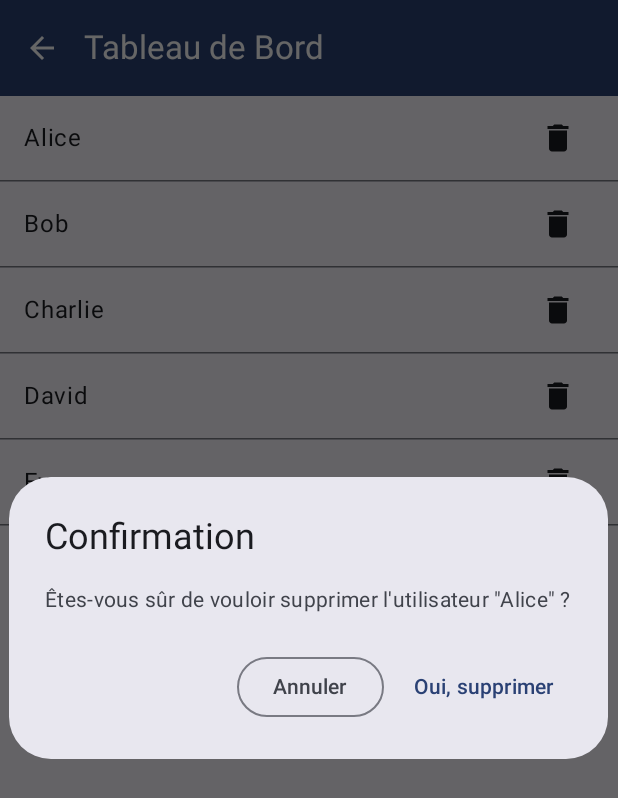
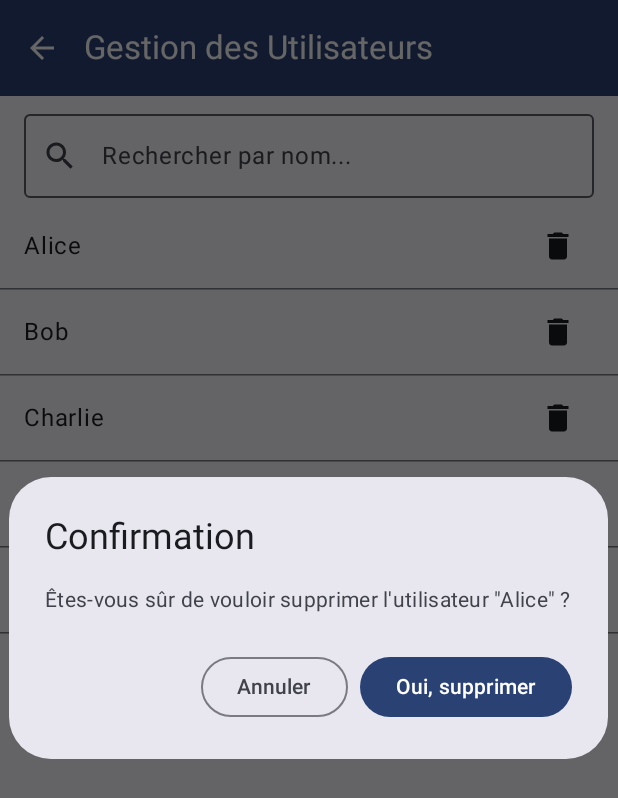
Before and after one commit to Durionleponey/SubmarineMobile, an Android app built with Jetpack Compose: the composable TableauDeBordScreen shown on its own in the app's theme, after a tap on an icon or button, on a phone screen of 412 x 824 dp. Shown: the top 798 px of the screen. Run offline under Robolectric (Android 15) with nearby library versions, the phone set to English and light mode, and no system bars.

Commit message:
ajoutBarreRecherche_User

```diff
--- a/frontend/app/src/main/java/com/example/submarine/admin/TableauDeBordScreen.kt
+++ b/frontend/app/src/main/java/com/example/submarine/admin/TableauDeBordScreen.kt
@@ -1,13 +1,16 @@
 package com.example.submarine.admin
 
 import androidx.compose.foundation.layout.Box
+import androidx.compose.foundation.layout.Column
 import androidx.compose.foundation.layout.fillMaxSize
+import androidx.compose.foundation.layout.fillMaxWidth
 import androidx.compose.foundation.layout.padding
 import androidx.compose.material.icons.Icons
 import androidx.compose.material.icons.automirrored.filled.ArrowBack
-import androidx.compose.material3.*
 import androidx.compose.foundation.lazy.LazyColumn
 import androidx.compose.foundation.lazy.items
+import androidx.compose.foundation.layout.height
+import androidx.compose.material3.Button
 import androidx.compose.material3.AlertDialog
 import androidx.compose.material3.ExperimentalMaterial3Api
 import androidx.compose.material3.HorizontalDivider
@@ -16,14 +19,21 @@ import androidx.compose.material3.Scaffold
 import androidx.compose.material3.Text
 import androidx.compose.material3.TopAppBar
 import androidx.compose.material3.TopAppBarDefaults
-import androidx.compose.runtime.*
+import androidx.compose.material.icons.filled.Search
+import androidx.compose.material3.Icon
+import androidx.compose.material3.IconButton
+import androidx.compose.material3.OutlinedTextField
+import androidx.compose.material3.OutlinedButton
 import androidx.compose.runtime.Composable
 import androidx.compose.runtime.collectAsState
 import androidx.compose.runtime.getValue
 import androidx.compose.runtime.setValue
+import androidx.compose.runtime.mutableStateOf
+import androidx.compose.runtime.remember
 import androidx.compose.ui.Alignment
 import androidx.compose.ui.Modifier
 import androidx.compose.ui.tooling.preview.Preview
+import androidx.compose.ui.unit.dp
 import androidx.lifecycle.viewmodel.compose.viewModel
 import com.example.submarine.admin.composants.UtilisateurListItem
 
@@ -36,10 +46,20 @@ fun TableauDeBordScreen(
     val uiState by viewModel.uiState.collectAsState()
     var showDialog by remember { mutableStateOf(false) }
     var userToDelete by remember { mutableStateOf<AdminUser?>(null) }
+    var searchQuery by remember { mutableStateOf("") }
+    val filteredUsers = remember(searchQuery, uiState.activeUsers) {
+        if (searchQuery.isBlank()) {
+            uiState.activeUsers
+        } else {
+            uiState.activeUsers.filter {
+                it.name.startsWith(searchQuery, ignoreCase = true)
+            }
+        }
+    }
     Scaffold(
         topBar = {
             TopAppBar(
-                title = { Text("Tableau de Bord") },
+                title = { Text("Gestion des Utilisateurs") },
                 navigationIcon = {
                     IconButton(onClick = onNavigateBack) {
                         Icon(
@@ -65,7 +85,7 @@ fun TableauDeBordScreen(
                 title = { Text("Confirmation") },
                 text = { Text("Êtes-vous sûr de vouloir supprimer l'utilisateur \"${userToDelete!!.name}\" ?") },
                 confirmButton = {
-                    TextButton(
+                    Button(
                         onClick = {
                             viewModel.supprimerUtilisateur(userToDelete!!.id)
                             showDialog = false
@@ -87,23 +107,41 @@ fun TableauDeBordScreen(
                 }
             )
         }
-        if (uiState.activeUsers.isEmpty()) {
+        Column(
+            modifier = Modifier.padding(innerPadding),
+            horizontalAlignment = Alignment.CenterHorizontally
+        ) {
+            // Le champ de texte pour la recherche
+            OutlinedTextField(
+                value = searchQuery,
+                onValueChange = { searchQuery = it },
+                modifier = Modifier
+                    .fillMaxWidth()
+                    .padding(horizontal = 16.dp,vertical = 4.dp),
+                label = { Text("Rechercher par nom...") },
+                leadingIcon = { Icon(Icons.Default.Search, contentDescription = "Icône de recherche") },
+                singleLine = true
+            )
+
+            // On vérifie si la liste FILTRÉE est vide
+            if (filteredUsers.isEmpty()) {
                 Box(
-                modifier = Modifier
-                    .fillMaxSize()
-                    .padding(innerPadding),
+                    modifier = Modifier.fillMaxSize(),
                     contentAlignment = Alignment.Center
                 ) {
-                Text("Aucun utilisateur actif.")
+                    // Le message affiché dépend de si une recherche est active ou non
+                    Text(
+                        if (searchQuery.isBlank()) "Aucun utilisateur actif."
+                        else "Aucun utilisateur trouvé pour \"$searchQuery\""
+                    )
                 }
             } else {
                 LazyColumn(
                     modifier = Modifier
                         .fillMaxSize()
-                    .padding(innerPadding)
                 ) {
                     items(
-                    items = uiState.activeUsers,
+                        items = filteredUsers,
                         key = { user -> user.id }
                     ) { user ->
                         UtilisateurListItem(
@@ -119,6 +157,7 @@ fun TableauDeBordScreen(
             }
         }
     }
+}
 
 @Preview(showBackground = true)
 @Composable
```
Lines whose indentation alone changed are shown as unchanged.
